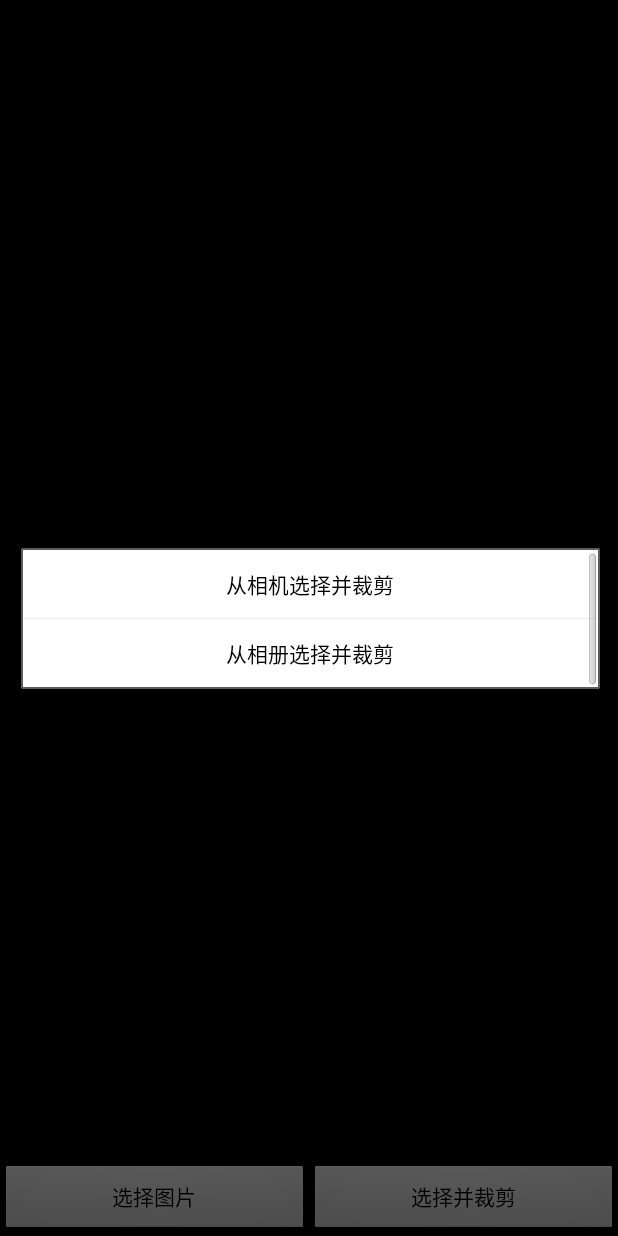
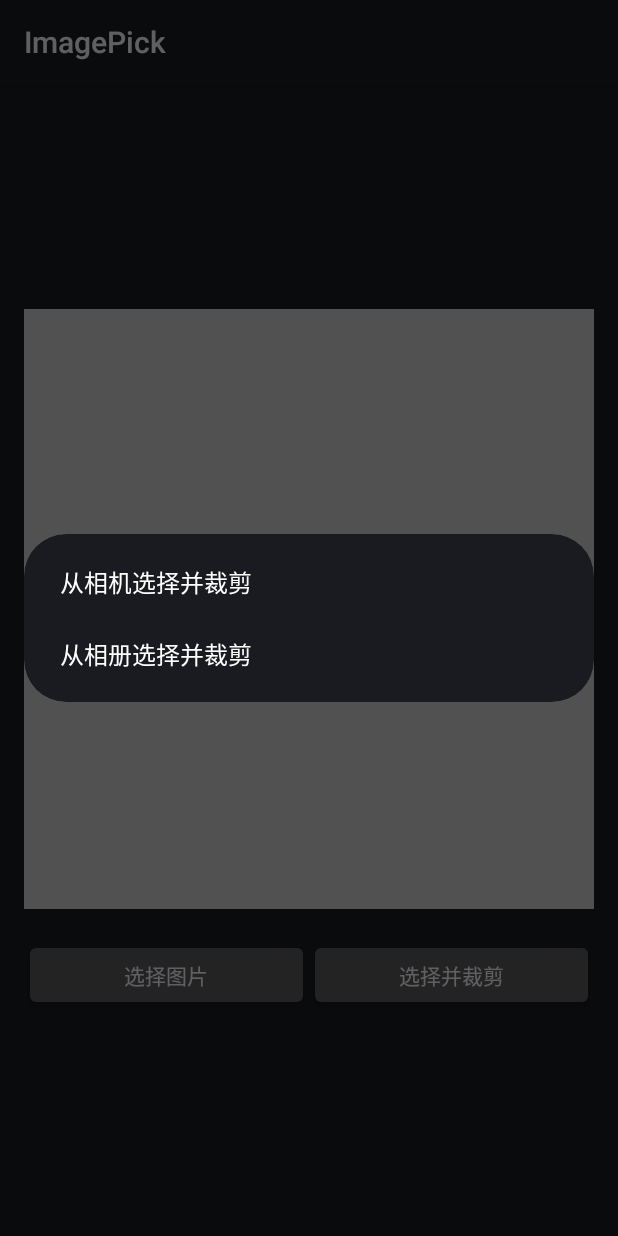
Before and after one commit to twiceyuan/ImagePickCompat, an Android app: the screen it shows after launch (MainActivity), after a tap on "选择并裁剪", on a phone screen of 412 x 824 dp. Run offline under Robolectric (Android 15) with nearby library versions, the phone set to English and light mode, and no system bars.

Commit message:
ref: 优化 demo 代码，调整默认参数

```diff
--- a/library/src/main/java/com/twiceyuan/imagepickcompat/options/CropOptions.kt
+++ b/library/src/main/java/com/twiceyuan/imagepickcompat/options/CropOptions.kt
@@ -7,8 +7,8 @@ package com.twiceyuan.imagepickcompat.options
  * Options about crop action.
  */
 data class CropOptions(
-    var outputX: Int = 300,
-    var outputY: Int = 300,
+    var outputX: Int = 600,
+    var outputY: Int = 600,
     var aspectX: Int = 1,
     var aspectY: Int = 1,
     var scale: Boolean = true,
--- a/library/src/main/java/com/twiceyuan/imagepickcompat/utils/PermissionUtil.kt
+++ b/library/src/main/java/com/twiceyuan/imagepickcompat/utils/PermissionUtil.kt
@@ -10,9 +10,9 @@ import android.net.Uri
  *
  * 权限工具
  */
-object PermissionUtil {
-    @JvmStatic
-    fun grantUriPermission(context: Context, resInfoList: List<ResolveInfo>, uri: Uri?) {
+internal object PermissionUtil {
+
+    fun grantUriPermission(context: Context, resInfoList: List<ResolveInfo>, uri: Uri) {
         for (resolveInfo in resInfoList) {
             val packageName = resolveInfo.activityInfo.packageName
             context.grantUriPermission(
--- a/sample/src/main/java/com/twiceyuan/appcompatimagepick/sample/BitmapUtil.java
+++ b/sample/src/main/java/com/twiceyuan/appcompatimagepick/sample/BitmapUtil.java
@@ -14,7 +14,7 @@ public class BitmapUtil {
     static Bitmap resize(Bitmap bitmap) {
         int width = bitmap.getWidth();
         int height = bitmap.getHeight();
-        int largeLength = width > height ? width : height;
+        int largeLength = Math.max(width, height);
         if (largeLength > 2048) {
             float scale = 2048f / largeLength;
             Matrix scaleMatrix = new Matrix();
--- a/sample/src/main/java/com/twiceyuan/appcompatimagepick/sample/MainActivity.kt
+++ b/sample/src/main/java/com/twiceyuan/appcompatimagepick/sample/MainActivity.kt
@@ -8,16 +8,10 @@ import android.net.Uri
 import android.os.Bundle
 import android.provider.MediaStore
 import android.util.Log
-import android.view.View
-import android.widget.ArrayAdapter
 import android.widget.Button
 import android.widget.ImageView
 import com.twiceyuan.appcompatimagepick.R
-import com.twiceyuan.imagepickcompat.ImagePick.clearImageDir
-import com.twiceyuan.imagepickcompat.ImagePick.crop
-import com.twiceyuan.imagepickcompat.ImagePick.handleResult
-import com.twiceyuan.imagepickcompat.ImagePick.pickGallery
-import com.twiceyuan.imagepickcompat.ImagePick.takePhoto
+import com.twiceyuan.imagepickcompat.ImagePick
 import java.io.IOException
 
 class MainActivity : Activity() {
@@ -37,41 +31,30 @@ class MainActivity : Activity() {
         setContentView(R.layout.activity_main)
         initView()
         mBtnPick.setOnClickListener {
-            AlertDialog.Builder(this).setAdapter(
-                ArrayAdapter(
-                    this,
-                    R.layout.simple_list_item,
-                    listOf("从相机选择", "从相册选择")
-                )
-            ) { _: DialogInterface?, which: Int ->
-                if (which == 0) {
-                    takePhoto(this) { imageUri: Uri -> setImage(imageUri) }
-                }
-                if (which == 1) {
-                    pickGallery(this) { setImage(it) }
-                }
-            }.show()
+            showActionsMenu(mapOf(
+                "从相机选择" to { ImagePick.takePhoto(this) { setImage(it) } },
+                "从相册选择" to { ImagePick.pickGallery(this) { setImage(it) } }
+            ))
         }
         mBtnPickCrop.setOnClickListener {
-            AlertDialog.Builder(this).setAdapter(
-                ArrayAdapter(
-                    this,
-                    R.layout.simple_list_item,
-                    listOf("从相机选择并裁剪", "从相册选择并裁剪")
+            fun cropAndShowImage(uri: Uri?) {
+                ImagePick.crop(this, uri) { setImage(it) }
+            }
+            showActionsMenu(
+                mapOf(
+                    "从相机选择并裁剪" to { ImagePick.takePhoto(this) { cropAndShowImage(it) } },
+                    "从相册选择并裁剪" to { ImagePick.pickGallery(this) { cropAndShowImage(it) } },
                 )
-            ) { _: DialogInterface?, which: Int ->
-                if (which == 0) {
-                    takePhoto(this) { imageUri: Uri? ->
-                        crop(this, imageUri) { setImage(it) }
-                    }
-                }
-                if (which == 1) {
-                    pickGallery(this) { imageUri: Uri? ->
-                        crop(this, imageUri) { setImage(it) }
-                    }
-                }
-            }.show()
+            )
         }
+    }
+
+    private fun showActionsMenu(actions: Map<String, () -> Unit>) {
+        AlertDialog.Builder(this).setItems(
+            actions.keys.toTypedArray()
+        ) { _: DialogInterface?, which: Int ->
+            actions.values.toList()[which]()
+        }.show()
     }
 
     private fun setImage(imageUri: Uri) {
@@ -85,16 +68,16 @@ class MainActivity : Activity() {
         }
     }
 
-    override fun onActivityResult(requestCode: Int, resultCode: Int, data: Intent) {
+    override fun onActivityResult(requestCode: Int, resultCode: Int, data: Intent?) {
         super.onActivityResult(requestCode, resultCode, data)
-        if (handleResult(this, requestCode, resultCode, data)) {
+        if (ImagePick.handleResult(this, requestCode, resultCode, data)) {
             return
         }
     }
 
     override fun onDestroy() {
         super.onDestroy()
-        clearImageDir(this)
+        ImagePick.clearImageDir(this)
     }
 
     companion object {
--- a/sample/src/main/res/layout/activity_main.xml
+++ b/sample/src/main/res/layout/activity_main.xml
@@ -1,38 +1,50 @@
 <?xml version="1.0" encoding="utf-8"?>
-<LinearLayout
-    xmlns:android="http://schemas.android.com/apk/res/android"
+<LinearLayout xmlns:android="http://schemas.android.com/apk/res/android"
     xmlns:tools="http://schemas.android.com/tools"
     android:layout_width="match_parent"
     android:layout_height="match_parent"
+    android:gravity="center"
     android:orientation="vertical"
+    android:padding="16dp"
     tools:context="com.twiceyuan.appcompatimagepick.sample.MainActivity">
 
-    <ImageView
-        android:id="@+id/img_pick_result"
+    <FrameLayout
         android:layout_width="match_parent"
-        android:layout_height="0dp"
-        android:layout_weight="1"
-        android:scaleType="centerInside"
-        android:contentDescription="@string/app_name"/>
+        android:layout_height="400dp"
+        android:background="#ccc">
+
+        <ImageView
+            android:id="@+id/img_pick_result"
+            android:layout_width="match_parent"
+            android:layout_height="wrap_content"
+            android:adjustViewBounds="true"
+            android:contentDescription="@string/app_name"
+            android:scaleType="fitXY" />
+
+    </FrameLayout>
+
+    <Space
+        android:layout_width="0dp"
+        android:layout_height="20dp" />
 
     <LinearLayout
-        android:orientation="horizontal"
         android:layout_width="match_parent"
-        android:layout_height="wrap_content">
+        android:layout_height="wrap_content"
+        android:orientation="horizontal">
 
         <Button
             android:id="@+id/btn_pick"
             android:layout_width="0dp"
+            android:layout_height="wrap_content"
             android:layout_weight="1"
-            android:layout_height="wrap_content"
-            android:text="@string/label_pick_image"/>
+            android:text="@string/label_pick_image" />
 
         <Button
             android:id="@+id/btn_pick_crop"
             android:layout_width="0dp"
+            android:layout_height="wrap_content"
             android:layout_weight="1"
-            android:layout_height="wrap_content"
-            android:text="@string/label_pick_and_crop"/>
+            android:text="@string/label_pick_and_crop" />
 
     </LinearLayout>
 
--- a/sample/src/main/res/values/styles.xml
+++ b/sample/src/main/res/values/styles.xml
@@ -1,8 +1,6 @@
 <resources>
 
     <!-- Base application theme. -->
-    <style name="AppTheme" parent="android:Theme.Black.NoTitleBar">
-
-    </style>
+    <style name="AppTheme" parent="android:Theme.DeviceDefault"/>
 
 </resources>
```
Also changed, not shown: library/src/main/AndroidManifest.xml (+12 -14 lines), library/src/main/java/com/twiceyuan/imagepickcompat/utils/FileProviderUtil.kt (+5 -8 lines).
